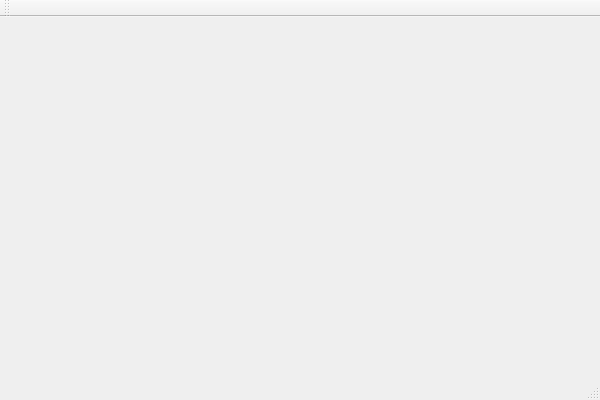
Before: the Qt Designer form forms/MainWindow.ui in LauraYan/QT_Graph_Project, drawn with Qt 5.
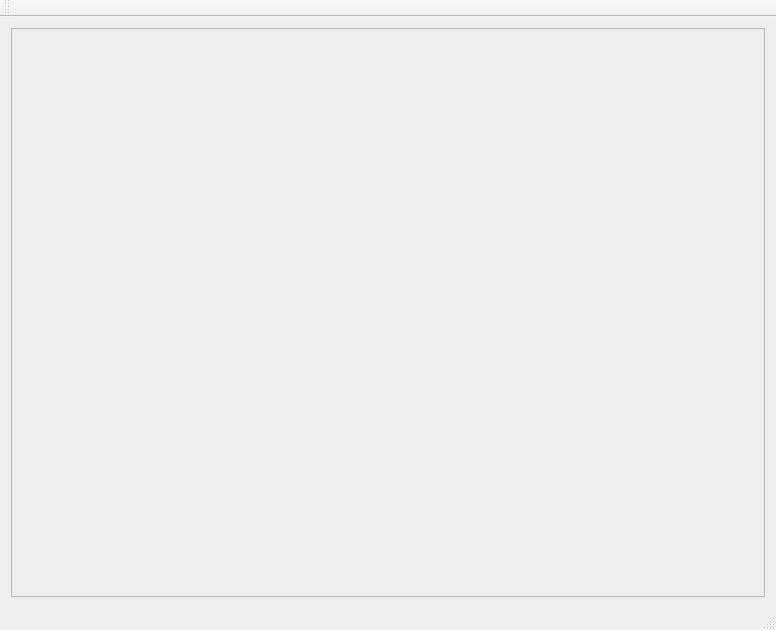
After: the same form once the commit is applied.

The edit to the form file:
```diff
--- a/forms/MainWindow.ui
+++ b/forms/MainWindow.ui
@@ -6,14 +6,33 @@
    <rect>
     <x>0</x>
     <y>0</y>
-    <width>600</width>
-    <height>400</height>
+    <width>776</width>
+    <height>630</height>
    </rect>
   </property>
   <property name="windowTitle">
    <string>QTGraphProject</string>
   </property>
-  <widget class="QWidget" name="centralWidget"/>
+  <widget class="QWidget" name="centralWidget">
+   <layout class="QGridLayout" name="gridLayout">
+    <item row="0" column="0">
+     <widget class="QFrame" name="frame">
+      <property name="sizePolicy">
+       <sizepolicy hsizetype="Expanding" vsizetype="Expanding">
+        <horstretch>0</horstretch>
+        <verstretch>0</verstretch>
+       </sizepolicy>
+      </property>
+      <property name="frameShape">
+       <enum>QFrame::StyledPanel</enum>
+      </property>
+      <property name="frameShadow">
+       <enum>QFrame::Raised</enum>
+      </property>
+     </widget>
+    </item>
+   </layout>
+  </widget>
   <widget class="QMenuBar" name="menuBar">
    <property name="geometry">
     <rect>
```
Left out of the diff: 8 changed lines with no effect on the pictures.
